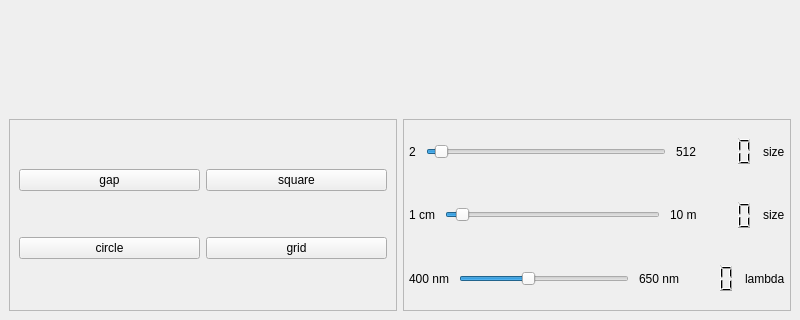
First picture: the form in interface/interface.ui, repository genzorr/optical-simulation, before the edit; both pictures show x 0 to 800 and y 280 to 600 of the 800 by 600 pixel window.
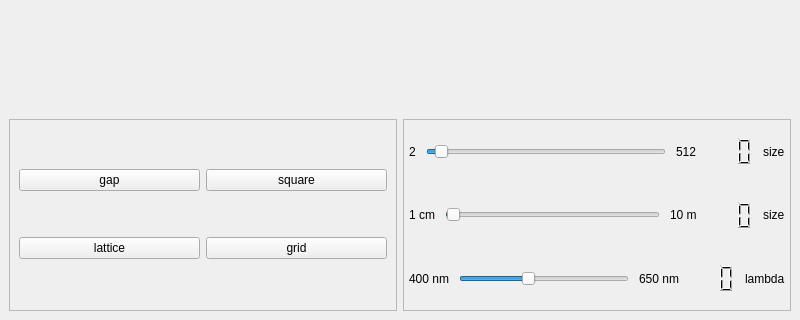
Second picture: the form after the edit.

Commit message: Buttons to change objects.

Diff of the .ui file:
```diff
--- a/interface/interface.ui
+++ b/interface/interface.ui
@@ -166,7 +166,7 @@
          <item row="3" column="0">
           <widget class="QPushButton" name="circleButton">
            <property name="text">
-            <string>circle</string>
+            <string>lattice</string>
            </property>
           </widget>
          </item>
@@ -360,7 +360,7 @@
                 <number>1</number>
                </property>
                <property name="maximum">
-                <number>1000</number>
+                <number>10000</number>
                </property>
                <property name="singleStep">
                 <number>2</number>
```
Left out of the diff: 2 changed lines with no effect on the pictures. The commit also changes 5 other files.
